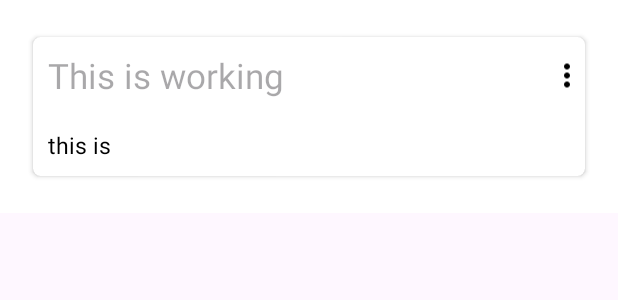
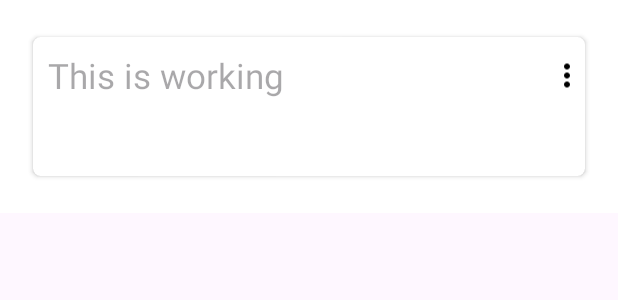
Before and after one commit to Kshitijkumar15/Notable, an Android app: the layout notes_layout.xml on its own in the app's theme, with its tools: preview values and no code run, on a phone screen of 412 x 824 dp. Shown: the top 300 px of the screen. Run offline under Robolectric (Android 15) with nearby library versions, the phone set to English and light mode, and no system bars.

Commit message:
update
all working :)

```diff
--- a/app/src/main/java/com/example/notepad/createnotes.java
+++ b/app/src/main/java/com/example/notepad/createnotes.java
@@ -42,9 +42,9 @@ public class createnotes extends AppCompatActivity {
         mcreatecontentofnote = findViewById(R.id.createcontentofnote);
         mcreatetitleofnote = findViewById(R.id.createtitleofnote);
 
-//        Toolbar toolbar = findViewById(R.id.toolbarofcreatenote);
-//        setSupportActionBar(toolbar);
-//        getSupportActionBar().setDisplayHomeAsUpEnabled(true);
+        Toolbar toolbar = findViewById(R.id.toolbarofcreatenote);
+        setSupportActionBar(toolbar);
+        getSupportActionBar().setDisplayHomeAsUpEnabled(true);
         firebaseAuth = FirebaseAuth.getInstance();
         firebaseFirestore = FirebaseFirestore.getInstance();
         firebaseUser = FirebaseAuth.getInstance().getCurrentUser();
--- a/app/src/main/java/com/example/notepad/editnoteactivity.java
+++ b/app/src/main/java/com/example/notepad/editnoteactivity.java
@@ -57,7 +57,6 @@ public class editnoteactivity extends AppCompatActivity {
                 }
                 else
                 {
-
                     DocumentReference documentReference = firebaseFirestore.collection("notes").document(firebaseUser.getUid()).collection("mynotes").document(data.getStringExtra("nodeId"));
                     Map<String, Object> note = new HashMap<>();
                     note.put("title", newtitle);
--- a/app/src/main/java/com/example/notepad/notedetails.java
+++ b/app/src/main/java/com/example/notepad/notedetails.java
@@ -36,8 +36,8 @@ public class notedetails extends AppCompatActivity {
                 Intent intent = new Intent(v.getContext(), editnoteactivity.class);
                 intent.putExtra("title", data.getStringExtra("title"));
                 intent.putExtra("content", data.getStringExtra("content"));
-                intent.putExtra("noteId", data.getStringExtra("noteId"));
-                v.getContext().startActivity(intent);
+                intent.putExtra("nodeId", data.getStringExtra("nodeId"));
+                v.getContext().startActivity( intent);
 
             }
         });
--- a/app/src/main/res/layout/notes_layout.xml
+++ b/app/src/main/res/layout/notes_layout.xml
@@ -38,7 +38,7 @@
                     android:paddingTop="10dp"
                     android:paddingRight="10dp"
                     android:hint="This is working"
-                    android:textColor="@color/black"
+                    android:textColor="@color/background"
                     android:textSize="23sp">
 
                 </TextView>
@@ -62,7 +62,7 @@
                 android:paddingTop="10dp"
                 android:paddingRight="10dp"
                 android:text="this is"
-                android:textColor="@color/black"
+                android:textColor="@color/background"
                 android:textSize="15sp">
 
             </TextView>
```
Also changed, not shown: app/src/main/res/values/colors.xml (+5 -5 lines).
